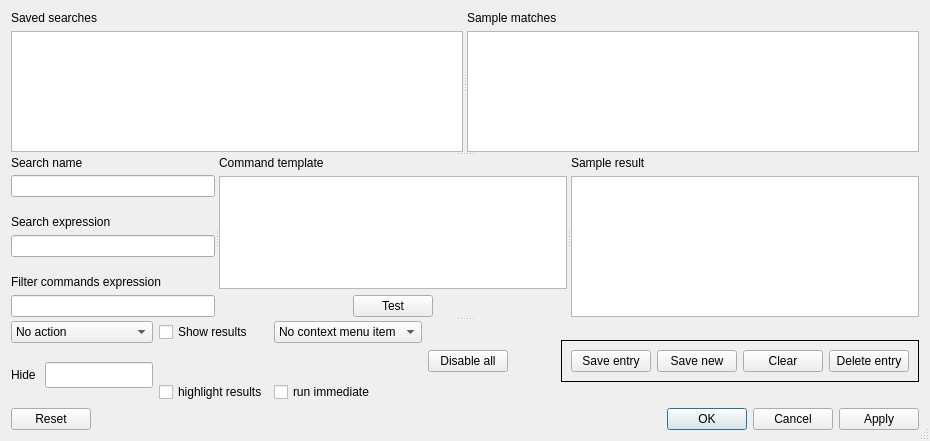
The window that lib/saved_searches_ui.ui (kg4ydw/noacli) describes before a commit, drawn with Qt 5.
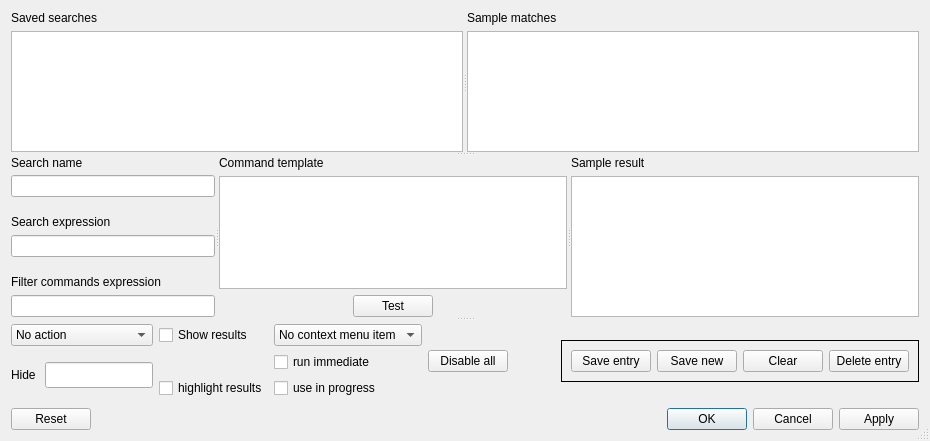
The same window after the commit.

What changed in the file:
```diff
--- a/lib/saved_searches_ui.ui
+++ b/lib/saved_searches_ui.ui
@@ -322,6 +322,12 @@
       <layout class="QHBoxLayout" name="horizontalLayout3options">
        <item>
         <layout class="QGridLayout" name="gridLayout">
+         <property name="horizontalSpacing">
+          <number>6</number>
+         </property>
+         <property name="verticalSpacing">
+          <number>3</number>
+         </property>
          <item row="1" column="0" rowspan="2">
           <widget class="QLabel" name="label_6">
            <property name="maximumSize">
@@ -376,16 +382,6 @@
            </property>
           </widget>
          </item>
-         <item row="2" column="4">
-          <widget class="QCheckBox" name="runImmediate">
-           <property name="toolTip">
-            <string>Run context command immediately or drop in editor</string>
-           </property>
-           <property name="text">
-            <string>run immediate</string>
-           </property>
-          </widget>
-         </item>
          <item row="1" column="1" rowspan="2">
           <widget class="QLineEdit" name="hideCols">
            <property name="maximumSize">
@@ -479,6 +475,26 @@
            </property>
           </widget>
          </item>
+         <item row="1" column="4">
+          <widget class="QCheckBox" name="runImmediate">
+           <property name="toolTip">
+            <string>Run context command immediately or drop in editor</string>
+           </property>
+           <property name="text">
+            <string>run immediate</string>
+           </property>
+          </widget>
+         </item>
+         <item row="2" column="4">
+          <widget class="QCheckBox" name="useInProgress">
+           <property name="toolTip">
+            <string>Run context command immediately or drop in editor</string>
+           </property>
+           <property name="text">
+            <string>use in progress</string>
+           </property>
+          </widget>
+         </item>
         </layout>
        </item>
        <item>
```
Left out of the diff: 26 changed lines with no effect on the pictures.
